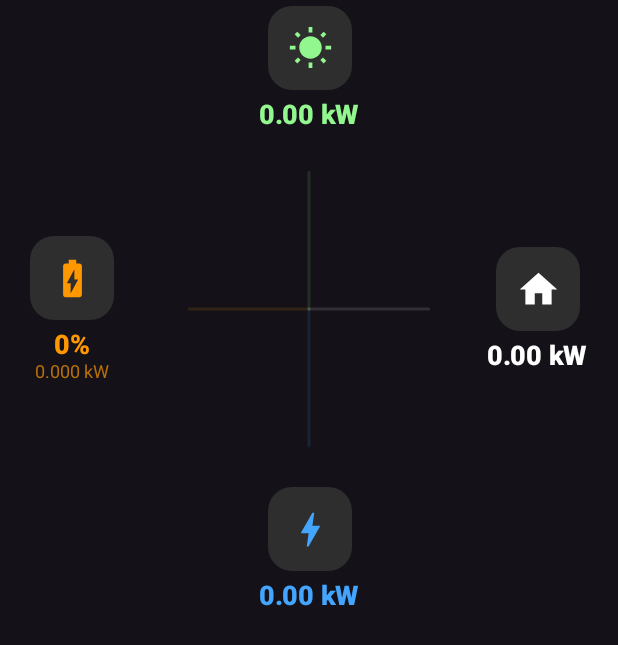
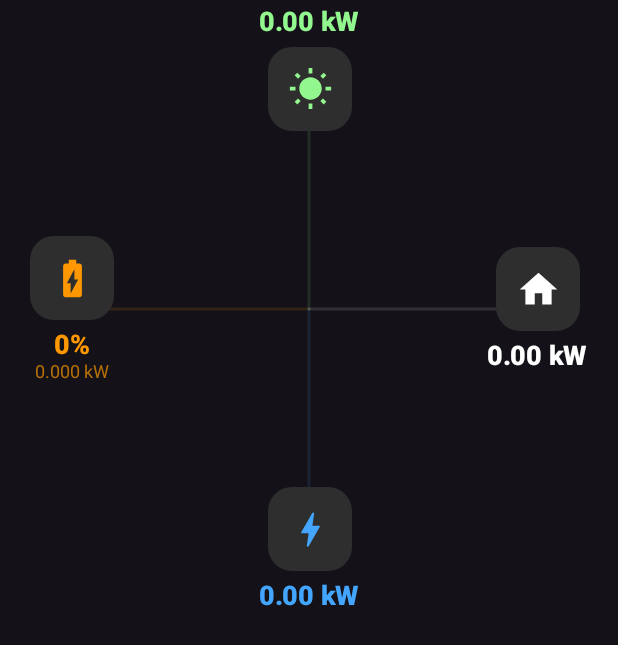
Before and after one commit to migruiz/pv, an Android app built with Jetpack Compose: the composable EnergyFlowSection shown on its own in the app's theme, on a phone screen of 412 x 824 dp. Shown: the top 645 px of the screen. Run offline under Robolectric (Android 15) with nearby library versions, the phone set to English and light mode, and no system bars.

Commit message:
Extend flow lines to icon edges and move PV value above sun icon
Remove nodeOffset so flow lines reach closer to battery/home icons
and extend further to PV/grid icons. Add valueOnTop option to
EnergyNode and use it for PV to show kW above the sun icon.

Co-Authored-By: Claude Opus 4.6 (1M context) <noreply@anthropic.com>

```diff
--- a/app/app/src/main/java/ovh/tenjo/pv/ui/DashboardScreen.kt
+++ b/app/app/src/main/java/ovh/tenjo/pv/ui/DashboardScreen.kt
@@ -19,6 +19,7 @@ import androidx.compose.runtime.mutableFloatStateOf
 import androidx.compose.runtime.remember
 import androidx.compose.runtime.setValue
 import androidx.compose.ui.Alignment
+import androidx.compose.ui.BiasAlignment
 import androidx.compose.ui.Modifier
 import androidx.compose.ui.geometry.Offset
 import androidx.compose.ui.graphics.Color
@@ -124,12 +125,10 @@ private fun EnergyFlowSection(state: DashboardState) {
             Canvas(Modifier.fillMaxSize()) {
                 val cx = size.width / 2
                 val cy = size.height / 2
-                val nodeOffset = size.width * 0.14f
-
-                val topY = size.height * 0.15f + nodeOffset
-                val bottomY = size.height * 0.85f - nodeOffset
-                val leftX = size.width * 0.15f + nodeOffset
-                val rightX = size.width * 0.85f - nodeOffset
+                val topY = size.height * 0.15f
+                val bottomY = size.height * 0.85f
+                val leftX = size.width * 0.15f
+                val rightX = size.width * 0.85f
 
                 val dotR = 4.dp.toPx()
                 val glowR = 12.dp.toPx()
@@ -254,6 +253,7 @@ private fun EnergyFlowSection(state: DashboardState) {
                 value = "%.2f kW".format(state.pvPowerKw),
                 label = "SOLAR PV",
                 color = MaterialTheme.colorScheme.primary,
+                valueOnTop = true,
             )
             // Battery — Left (show SOC + power + direction)
             val battDir = if (state.batteryCharging) "▲ charging" else "▼ discharging"
@@ -273,7 +273,7 @@ private fun EnergyFlowSection(state: DashboardState) {
                 label = "HOME",
                 color = MaterialTheme.colorScheme.onSurface,
             )
-            // Grid — Bottom (show power + direction)
+            // Grid — Bottom
             val gridDir = if (state.gridImporting) "↓ import" else "↑ export"
             EnergyNode(
                 modifier = Modifier.align(Alignment.BottomCenter).padding(bottom = 4.dp),
@@ -294,11 +294,20 @@ private fun EnergyNode(
     subtitle: String? = null,
     label: String,
     color: Color,
+    valueOnTop: Boolean = false,
 ) {
     Column(
         modifier = modifier,
         horizontalAlignment = Alignment.CenterHorizontally,
     ) {
+        if (valueOnTop) {
+            Text(
+                value,
+                style = MaterialTheme.typography.headlineSmall.copy(fontWeight = FontWeight.ExtraBold),
+                color = color,
+            )
+            Spacer(Modifier.height(6.dp))
+        }
         Box(
             modifier = Modifier
                 .size(56.dp)
@@ -307,12 +316,14 @@ private fun EnergyNode(
         ) {
             Icon(icon, contentDescription = label, tint = color, modifier = Modifier.size(30.dp))
         }
+        if (!valueOnTop) {
             Spacer(Modifier.height(6.dp))
             Text(
                 value,
                 style = MaterialTheme.typography.headlineSmall.copy(fontWeight = FontWeight.ExtraBold),
                 color = color,
             )
+        }
         if (subtitle != null) {
             Text(
                 subtitle,
```
Lines whose indentation alone changed are shown as unchanged.
